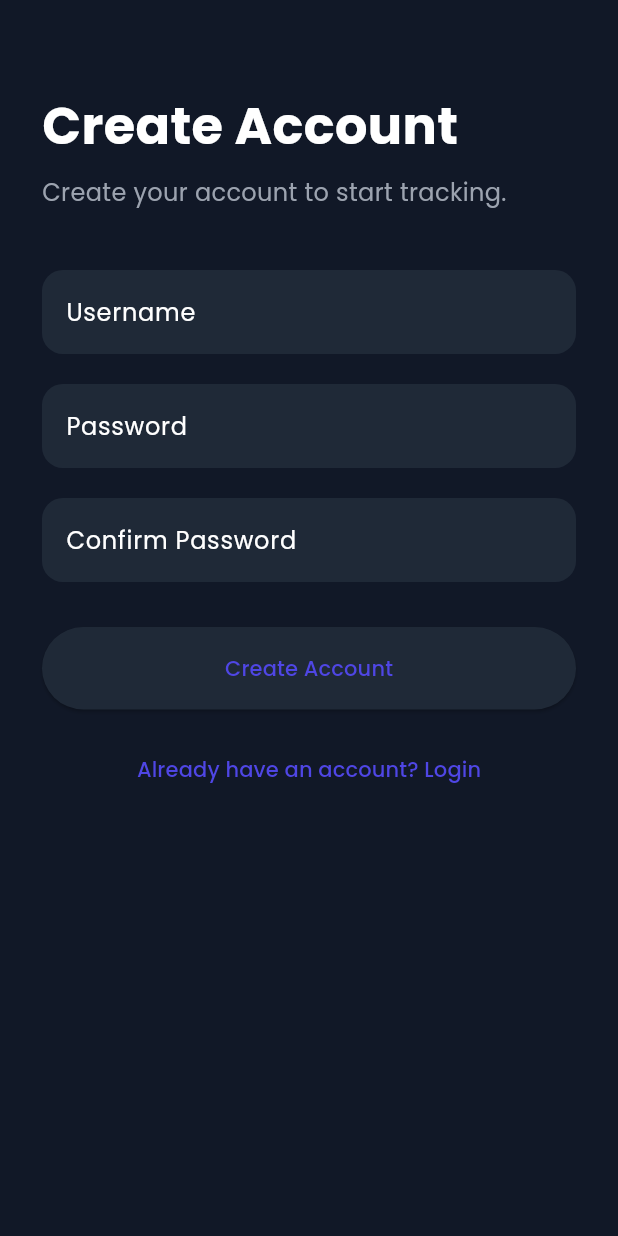
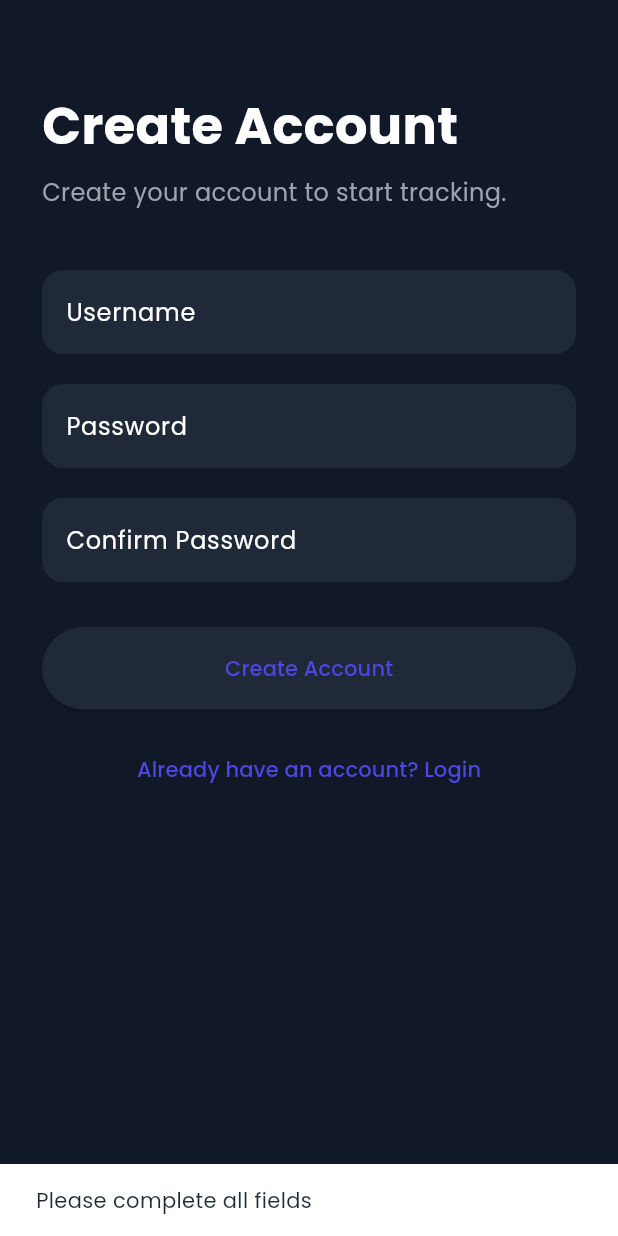
Before and after one commit to Renjendra/group-trackers, a Flutter app: the RegisterPage screen opened directly, after a tap on "Create Account", on a phone screen of 412 x 824 dp. Run offline on Flutter 3.47's test engine with Material 3 defaults, Android fonts, the phone set to English and light mode, and no system bars; our stand-ins replace firebase_auth, firebase_core, google_fonts; accounts and stored records are empty.

Commit message:
feat(auth): implement Firebase Authentication with username login

```diff
--- a/lib/core/theme/app_theme.dart
+++ b/lib/core/theme/app_theme.dart
@@ -4,7 +4,7 @@ import 'package:google_fonts/google_fonts.dart';
 import '../constants/app_colors.dart';
 
 class AppTheme {
-  static ThemeData darkTheme = ThemeData(
+  static final ThemeData darkTheme = ThemeData(
     useMaterial3: true,
     brightness: Brightness.dark,
 
@@ -15,6 +15,18 @@ class AppTheme {
       surface: AppColors.card,
     ),
 
+    appBarTheme: AppBarTheme(
+      backgroundColor: AppColors.background,
+      elevation: 0,
+      centerTitle: true,
+    ),
+
+    elevatedButtonTheme: ElevatedButtonThemeData(
+      style: ElevatedButton.styleFrom(
+        minimumSize: const Size(double.infinity, 55),
+      ),
+    ),
+
     textTheme: GoogleFonts.poppinsTextTheme(
       ThemeData.dark().textTheme,
     ),
--- a/lib/features/auth/register_page.dart
+++ b/lib/features/auth/register_page.dart
@@ -1,9 +1,87 @@
 import 'package:flutter/material.dart';
 
 import '../../core/constants/app_colors.dart';
+import '../../services/auth_service.dart';
 
-class RegisterPage extends StatelessWidget {
+class RegisterPage extends StatefulWidget {
   const RegisterPage({super.key});
+
+  @override
+  State<RegisterPage> createState() => _RegisterPageState();
+}
+
+class _RegisterPageState extends State<RegisterPage> {
+  final TextEditingController usernameController = TextEditingController();
+
+  final TextEditingController passwordController = TextEditingController();
+
+  final TextEditingController confirmPasswordController =
+      TextEditingController();
+
+  final AuthService authService = AuthService();
+
+  bool isLoading = false;
+
+  Future<void> register() async {
+    if (usernameController.text.trim().isEmpty ||
+        passwordController.text.isEmpty ||
+        confirmPasswordController.text.isEmpty) {
+      ScaffoldMessenger.of(context).showSnackBar(
+        const SnackBar(
+          content: Text("Please complete all fields"),
+        ),
+      );
+      return;
+    }
+
+    if (passwordController.text != confirmPasswordController.text) {
+      ScaffoldMessenger.of(context).showSnackBar(
+        const SnackBar(
+          content: Text("Password does not match"),
+        ),
+      );
+      return;
+    }
+
+    setState(() {
+      isLoading = true;
+    });
+
+    final result = await authService.register(
+    username: usernameController.text.trim(),
+    password: passwordController.text,
+  );
+
+    if (!mounted) return;
+
+    setState(() {
+      isLoading = false;
+    });
+
+    if (result == null) {
+      ScaffoldMessenger.of(context).showSnackBar(
+        const SnackBar(
+          content: Text("Account created successfully"),
+        ),
+      );
+
+      Navigator.pop(context);
+    } else {
+      ScaffoldMessenger.of(context).showSnackBar(
+        SnackBar(
+          content: Text(result),
+        ),
+      );
+    }
+  }
+
+  @override
+  void dispose() {
+    usernameController.dispose();
+    passwordController.dispose();
+    confirmPasswordController.dispose();
+    super.dispose();
+  }
 
   @override
   Widget build(BuildContext context) {
@@ -40,6 +118,7 @@ class RegisterPage extends StatelessWidget {
                 const SizedBox(height: 40),
 
                 TextField(
+                  controller: usernameController,
                   decoration: InputDecoration(
                     hintText: "Username",
                     filled: true,
@@ -54,6 +133,7 @@ class RegisterPage extends StatelessWidget {
                 const SizedBox(height: 20),
 
                 TextField(
+                  controller: passwordController,
                   obscureText: true,
                   decoration: InputDecoration(
                     hintText: "Password",
@@ -69,6 +149,7 @@ class RegisterPage extends StatelessWidget {
                 const SizedBox(height: 20),
 
                 TextField(
+                  controller: confirmPasswordController,
                   obscureText: true,
                   decoration: InputDecoration(
                     hintText: "Confirm Password",
@@ -87,8 +168,10 @@ class RegisterPage extends StatelessWidget {
                   width: double.infinity,
                   height: 55,
                   child: ElevatedButton(
-                    onPressed: () {},
-                    child: const Text("Create Account"),
+                    onPressed: isLoading ? null : register,
+                    child: isLoading
+                        ? const CircularProgressIndicator()
+                        : const Text("Create Account"),
                   ),
                 ),
 
```
Also changed, not shown: lib/features/auth/login_page.dart (+80 -21 lines), lib/main.dart (+12 -2 lines), lib/services/auth_service.dart (added, +47 -0 lines), lib/firebase_options.dart (added).
